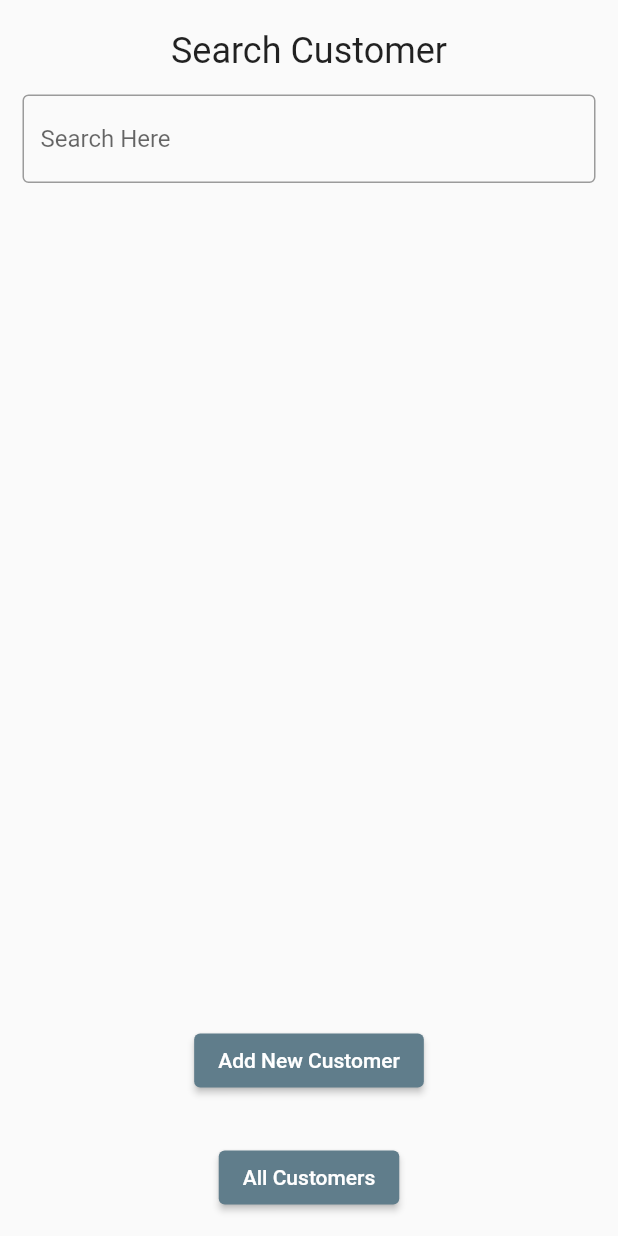
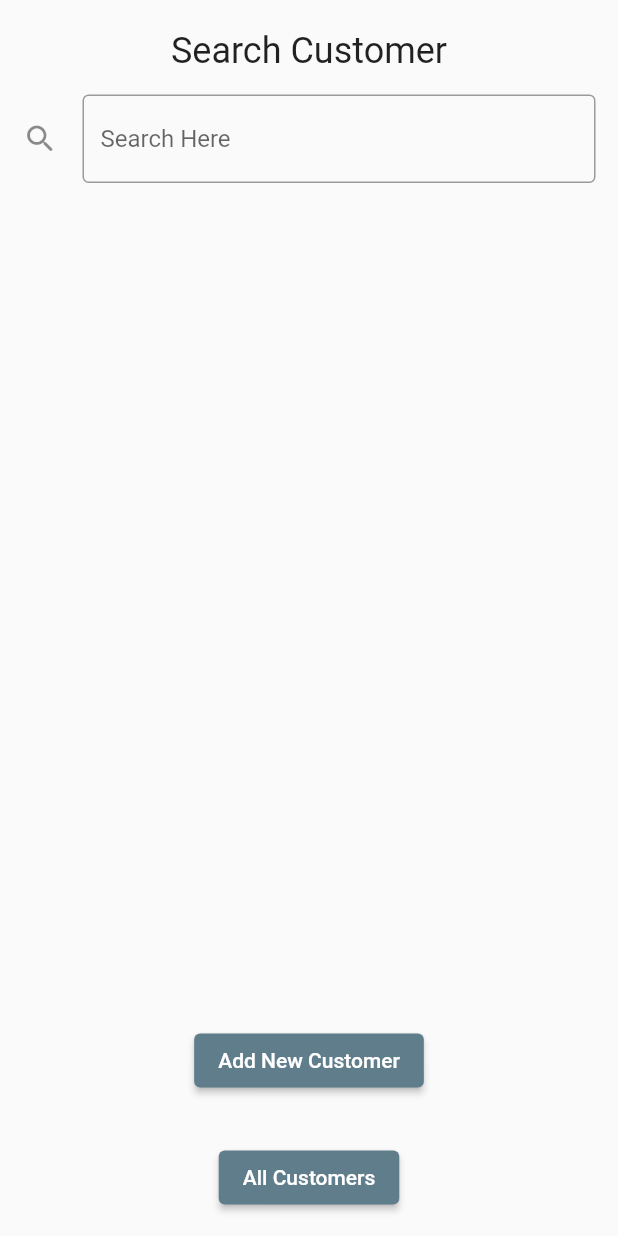
Before and after one commit to Viraj-Sankalpa/Customer-Relashionship-Management-Application, a Flutter app: the CustomerSearchScreen screen opened by its route, on a phone screen of 412 x 824 dp. Run offline on Flutter 3.47's test engine with Material 2 defaults, Android fonts, the phone set to English and light mode, and no system bars; our stand-ins replace cloud_firestore, firebase_auth, firebase_core, form_field_validator, get, hexcolor and 2 more; accounts and stored records are empty; network calls fail.

Commit message:
add search icon

```diff
--- a/lib/screens/search_customer.dart
+++ b/lib/screens/search_customer.dart
@@ -46,6 +46,7 @@ class _CustomerSearchScreenState extends State<CustomerSearchScreen> {
             padding: const EdgeInsets.all(15.0),
             child: TextField(
               decoration: const InputDecoration(
+                icon: Icon(Icons.search_rounded),
                 border: OutlineInputBorder(),
                 hintText: "Search Here",
               ),
```
